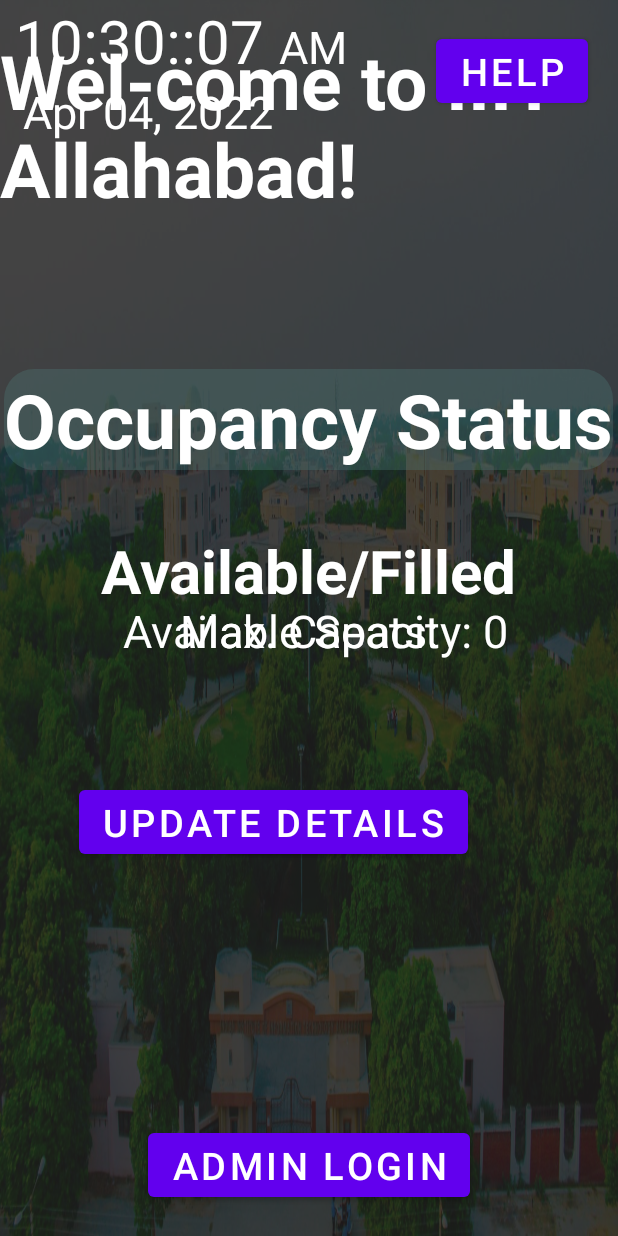
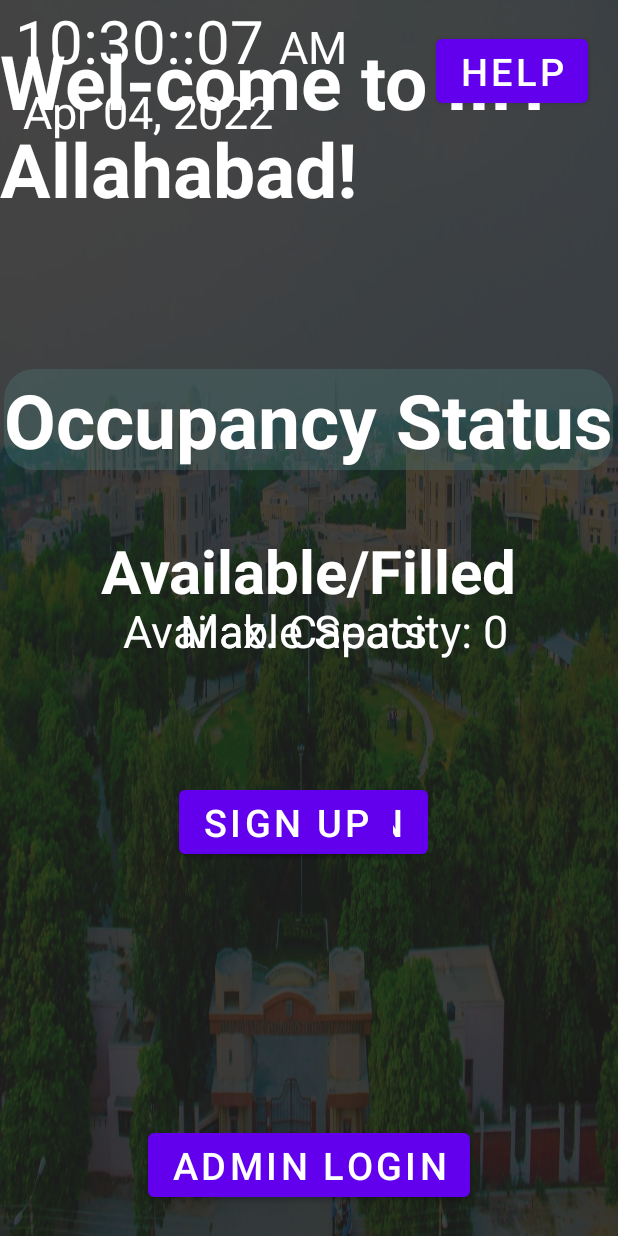
Before and after one commit to RahulM4/Occupancy_Monitoring_System, an Android app: the screen it shows after launch (Home), on a phone screen of 412 x 824 dp. Run offline under Robolectric (Android 15) with nearby library versions, the phone set to English and light mode, and no system bars; libraries missing offline, so code that uses them is left out: com.rahul.

Commit message:
necessary buttons activated..
We need to do backend part now

```diff
--- a/app/src/main/java/com/rahul/OMS/Admin.kt
+++ b/app/src/main/java/com/rahul/OMS/Admin.kt
@@ -13,7 +13,7 @@ class Admin : AppCompatActivity() {
 
         admin_logout.setOnClickListener()
         {
-            startActivity(Intent(this@Admin,Home::class.java))
+            startActivity(Intent(this@Admin,AdminLogin::class.java))
         }
 
 
--- a/app/src/main/java/com/rahul/OMS/AdminLogin.kt
+++ b/app/src/main/java/com/rahul/OMS/AdminLogin.kt
@@ -27,7 +27,7 @@ class AdminLogin : AppCompatActivity() {
         admin_clear_btn.setOnClickListener()
         {
             admin_email.text.clear()
-
+            admin_password.text.clear()
         }
 
 
@@ -69,7 +69,7 @@ class AdminLogin : AppCompatActivity() {
         }
         else
         {
-            Toast.makeText(this,"Please enter some credentials to LogIn",Toast.LENGTH_SHORT).show()
+            Toast.makeText(this,"Please enter all required details to LogIn",Toast.LENGTH_SHORT).show()
 
         }
     }
--- a/app/src/main/java/com/rahul/OMS/Home.kt
+++ b/app/src/main/java/com/rahul/OMS/Home.kt
@@ -13,6 +13,12 @@ class Home : AppCompatActivity() {
         setContentView(R.layout.activity_home)
 
         enter.setOnClickListener()
+        {
+            val i= Intent(this@Home,Login::class.java)
+            startActivity(i);
+
+        }
+        registration.setOnClickListener()
         {
             val i= Intent(this@Home,Register::class.java)
             startActivity(i);
--- a/app/src/main/res/layout/activity_home.xml
+++ b/app/src/main/res/layout/activity_home.xml
@@ -29,22 +29,22 @@
         android:id="@+id/enter"
         android:layout_width="wrap_content"
         android:layout_height="wrap_content"
+        android:layout_below="@id/max_capacity"
         android:layout_alignParentLeft="true"
         android:layout_marginLeft="150dp"
-        android:layout_below="@id/max_capacity"
         android:layout_marginTop="80dp"
         android:text="@string/Enter"
         android:textSize="25sp" />
 
     <Button
-        android:id="@+id/updatecredentials"
+        android:id="@+id/registration"
         android:layout_width="wrap_content"
         android:layout_height="wrap_content"
+        android:layout_below="@+id/availableseats"
         android:layout_alignParentRight="true"
-        android:layout_below="@+id/availableseats"
         android:layout_marginTop="80dp"
-        android:layout_marginRight="100dp"
-        android:text="@string/update"
+        android:layout_marginRight="150dp"
+        android:text="@string/registration"
         android:textSize="25sp" />
 
     <Button
--- a/app/src/main/res/values/strings.xml
+++ b/app/src/main/res/values/strings.xml
@@ -6,7 +6,7 @@
     <string name="help">Help</string>
     <string name="date_time">00:00:00</string>
     <string name="occupancy_status">Occupancy Status</string>
-    <string name="update">Update Details</string>
+    <string name="registration">Sign Up</string>
     <string name="query1">For any query or assistance</string>
     <string name="query2">Kindly reach to us by</string>
     <string name="mobile">Mobile No: 8955263880</string>
```
